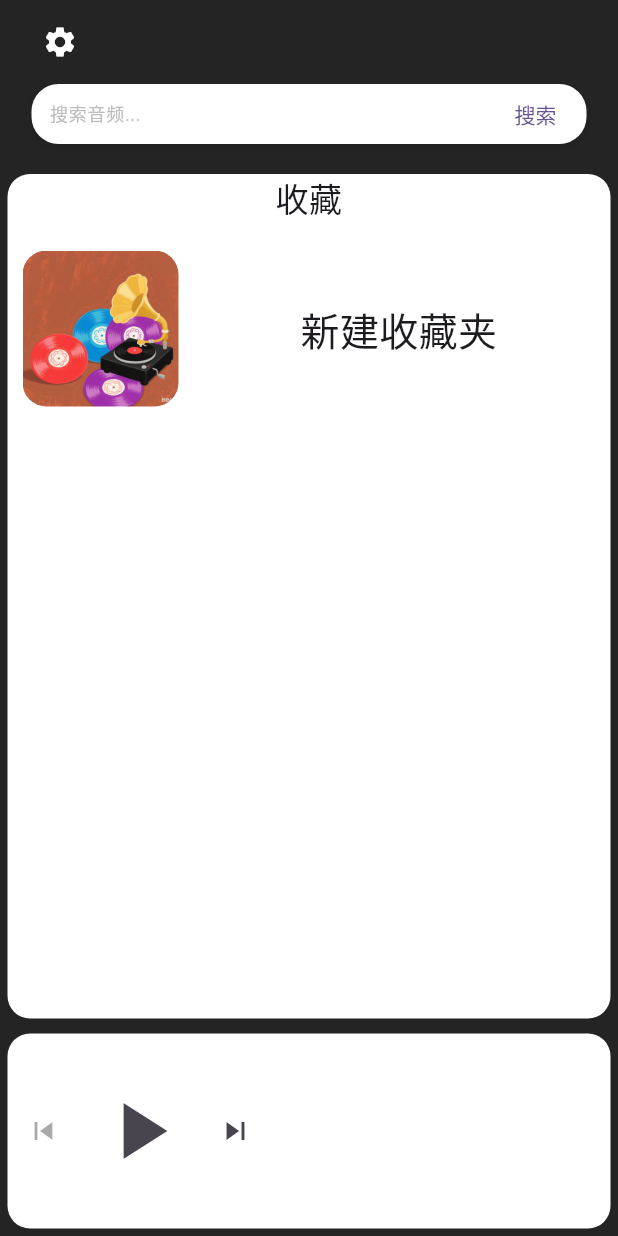
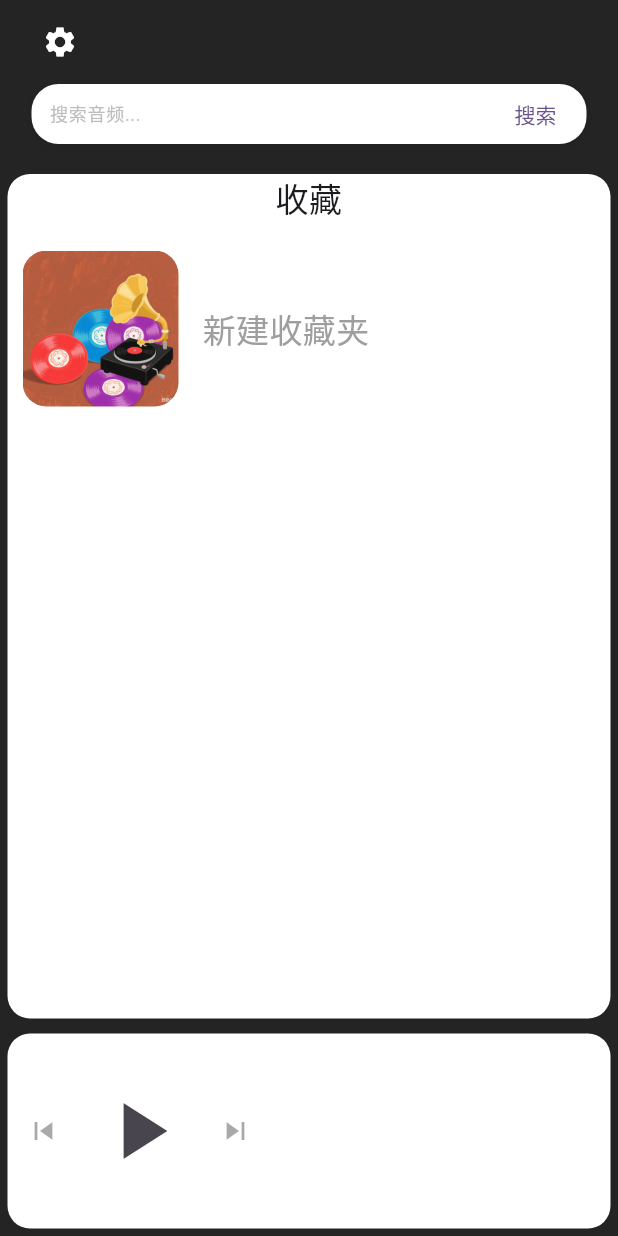
Before and after one commit to PanRui1999/sound_free, a Flutter app: the screen it shows after launch, on a phone screen of 412 x 824 dp. Run offline on Flutter 3.47's test engine with Material 3 defaults, Android fonts, the phone set to English and light mode, and no system bars; our stand-ins replace hive, just_audio; accounts and stored records are empty.

Commit message:
添加Hive库

```diff
--- a/lib/ui/android/components/SoundPlayer.dart
+++ b/lib/ui/android/components/SoundPlayer.dart
@@ -4,13 +4,14 @@ import 'package:flutter/material.dart';
 import 'package:just_audio/just_audio.dart';
 
 class SoundPlayer extends StatefulWidget {
-  const SoundPlayer({super.key});
+  final AudioPlayer audioPlayer;
+
+  const SoundPlayer({super.key, required this.audioPlayer});
   @override
   State<SoundPlayer> createState() => _SoundPlayer();
 }
 
 class _SoundPlayer extends State<SoundPlayer> {
-  final AudioPlayer _audioPlayer = AudioPlayer();
 
   @override
   void initState() {
@@ -19,21 +20,11 @@ class _SoundPlayer extends State<SoundPlayer> {
     var playlist = <AudioSource>[
       AudioSource.uri(
         Uri.parse(
-          "https://lv-sycdn.kuwo.cn/d42b064138c39bc645137030670b59b1/6835c115/resource/30106/trackmedia/M8000009TIka3l8J6p.mp3",
+          "http://music.163.com/song/media/outer/url?id=447925558.mp3",
         ),
-      ),
-      AudioSource.uri(
-        Uri.parse(
-          "https://archive.org/download/igm-v8_202101/IGM%20-%20Vol.%208/15%20Pokemon%20Red%20-%20Cerulean%20City%20%28Game%20Freak%29.mp3",
-        ),
-      ),
-      AudioSource.uri(
-        Uri.parse(
-          "https://scummbar.com/mi2/MI1-CD/01%20-%20Opening%20Themes%20-%20Introduction.mp3",
-        ),
-      ),
+      )
     ];
-    _audioPlayer
+    widget.audioPlayer
         .setAudioSources(
           playlist,
           initialIndex: 0,
@@ -48,7 +39,7 @@ class _SoundPlayer extends State<SoundPlayer> {
 
   @override
   void dispose() {
-    _audioPlayer.dispose();
+    widget.audioPlayer.dispose();
     super.dispose();
   }
 
@@ -65,13 +56,13 @@ class _SoundPlayer extends State<SoundPlayer> {
         mainAxisSize: MainAxisSize.min,
         children: [
           StreamBuilder<SequenceState>(
-            stream: _audioPlayer.sequenceStateStream,
+            stream: widget.audioPlayer.sequenceStateStream,
             builder: (_, __) {
               return _previousButton();
             },
           ),
           StreamBuilder<PlayerState>(
-            stream: _audioPlayer.playerStateStream,
+            stream: widget.audioPlayer.playerStateStream,
             builder: (_, snapshot) {
               final playerState = snapshot.data;
               if (playerState == null) {
@@ -82,7 +73,7 @@ class _SoundPlayer extends State<SoundPlayer> {
             },
           ),
           StreamBuilder<SequenceState>(
-            stream: _audioPlayer.sequenceStateStream,
+            stream: widget.audioPlayer.sequenceStateStream,
             builder: (_, __) {
               return _nextButton();
             },
@@ -101,25 +92,25 @@ class _SoundPlayer extends State<SoundPlayer> {
         height: 64.0,
         child: CircularProgressIndicator(),
       );
-    } else if (_audioPlayer.playing != true) {
+    } else if (widget.audioPlayer.playing != true) {
       return IconButton(
         icon: Icon(Icons.play_arrow),
         iconSize: 64.0,
-        onPressed: _audioPlayer.play,
+        onPressed: widget.audioPlayer.play,
       );
     } else if (processingState != ProcessingState.completed) {
       return IconButton(
         icon: Icon(Icons.pause),
         iconSize: 64.0,
-        onPressed: _audioPlayer.pause,
+        onPressed: widget.audioPlayer.pause,
       );
     } else {
       return IconButton(
         icon: Icon(Icons.replay),
         iconSize: 64.0,
-        onPressed: () => _audioPlayer.seek(
+        onPressed: () => widget.audioPlayer.seek(
           Duration.zero,
-          index: _audioPlayer.effectiveIndices.first,
+          index: widget.audioPlayer.effectiveIndices.first,
         ),
       );
     }
@@ -128,14 +119,14 @@ class _SoundPlayer extends State<SoundPlayer> {
   Widget _previousButton() {
     return IconButton(
       icon: Icon(Icons.skip_previous),
-      onPressed: _audioPlayer.hasPrevious ? _audioPlayer.seekToPrevious : null,
+      onPressed: widget.audioPlayer.hasPrevious ? widget.audioPlayer.seekToPrevious : null,
     );
   }
 
   Widget _nextButton() {
     return IconButton(
       icon: Icon(Icons.skip_next),
-      onPressed: _audioPlayer.hasNext ? _audioPlayer.seekToNext : null,
+      onPressed: widget.audioPlayer.hasNext ? widget.audioPlayer.seekToNext : null,
     );
   }
 }
--- a/lib/ui/android/components/favorite_item.dart
+++ b/lib/ui/android/components/favorite_item.dart
@@ -1,3 +1,5 @@
+import 'dart:developer';
+
 import 'package:flutter/material.dart';
 
 class FavoriteItem extends StatelessWidget {
@@ -5,7 +7,11 @@ class FavoriteItem extends StatelessWidget {
 
   @override
   Widget build(BuildContext context) {
-    return Container(
+    return GestureDetector(
+      onTap: () {
+        log("点击事件");
+      },
+      child: Container(
         margin: const EdgeInsets.all(10),
         child: Row(
           children: [
@@ -24,12 +30,13 @@ class FavoriteItem extends StatelessWidget {
             Expanded(
               child: Text(
                 "新建收藏夹",
-              textAlign: TextAlign.center,
-              style: TextStyle(fontSize: 26),
+                textAlign: TextAlign.left,
+                style: TextStyle(fontSize: 22, color: Colors.grey),
               ),
             ),
           ],
         ),
+      ),
     );
   }
 }
--- a/lib/ui/android/screens/index.dart
+++ b/lib/ui/android/screens/index.dart
@@ -2,6 +2,7 @@ import 'package:flutter/material.dart';
 import '../components/search_bar.dart' show TopSearchBar;
 import '../components/favorite_item.dart' show FavoriteItem;
 import '../components/SoundPlayer.dart' show SoundPlayer;
+import 'package:just_audio/just_audio.dart' show AudioPlayer;
 
 class Index extends StatelessWidget {
   const Index({super.key});
@@ -31,7 +32,7 @@ class Index extends StatelessWidget {
               const SizedBox(height: 20),
               const FavoriteSection(),
               const SizedBox(height: 10),
-              const SoundPlayer(),
+              SoundPlayer(audioPlayer: AudioPlayer()),
             ],
           ),
         ),
--- a/pubspec.yaml
+++ b/pubspec.yaml
@@ -30,6 +30,9 @@ environment:
 dependencies:
   flutter:
     sdk: flutter
+  hive: ^2.2.3
+  hive_flutter: ^1.1.0
+  path_provider: ^2.1.1
 
   # The following adds the Cupertino Icons font to your application.
   # Use with the CupertinoIcons class for iOS style icons.
@@ -39,6 +42,9 @@ dependencies:
 dev_dependencies:
   flutter_test:
     sdk: flutter
+  # hive generator
+  hive_generator: ^2.0.1
+  build_runner: ^2.4.6
 
   # The "flutter_lints" package below contains a set of recommended lints to
   # encourage good coding practices. The lint set provided by the package is
```
Also changed, not shown: lib/main.dart (+11 -0 lines), 2 other files. Lines whose indentation alone changed are shown as unchanged.
